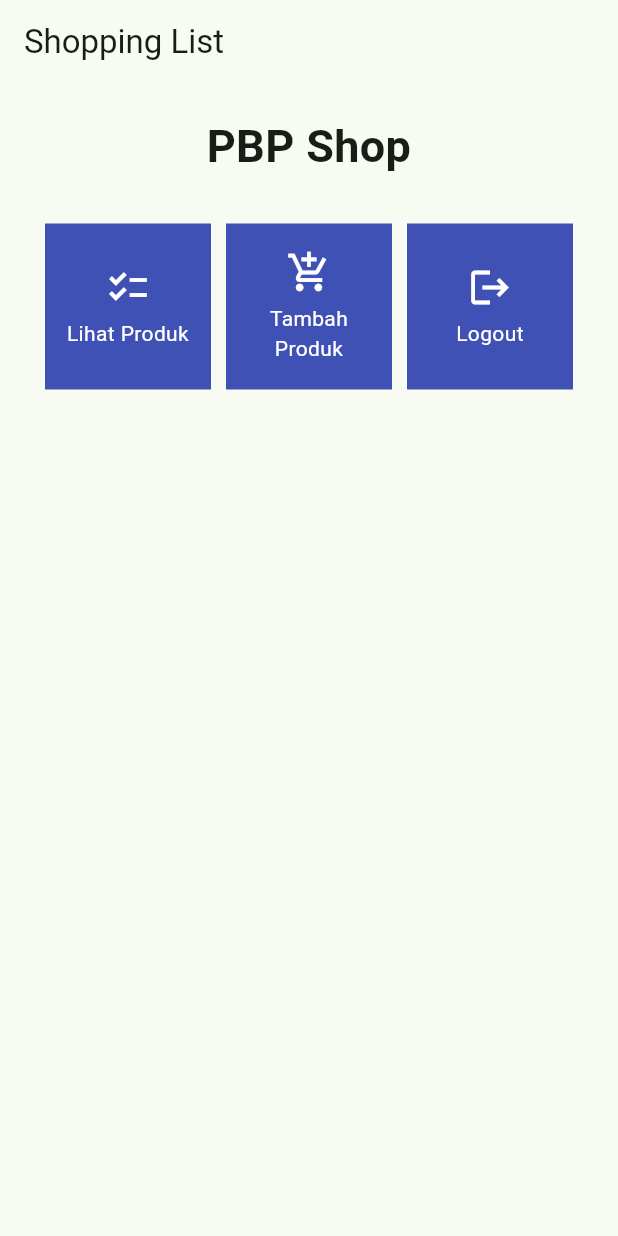
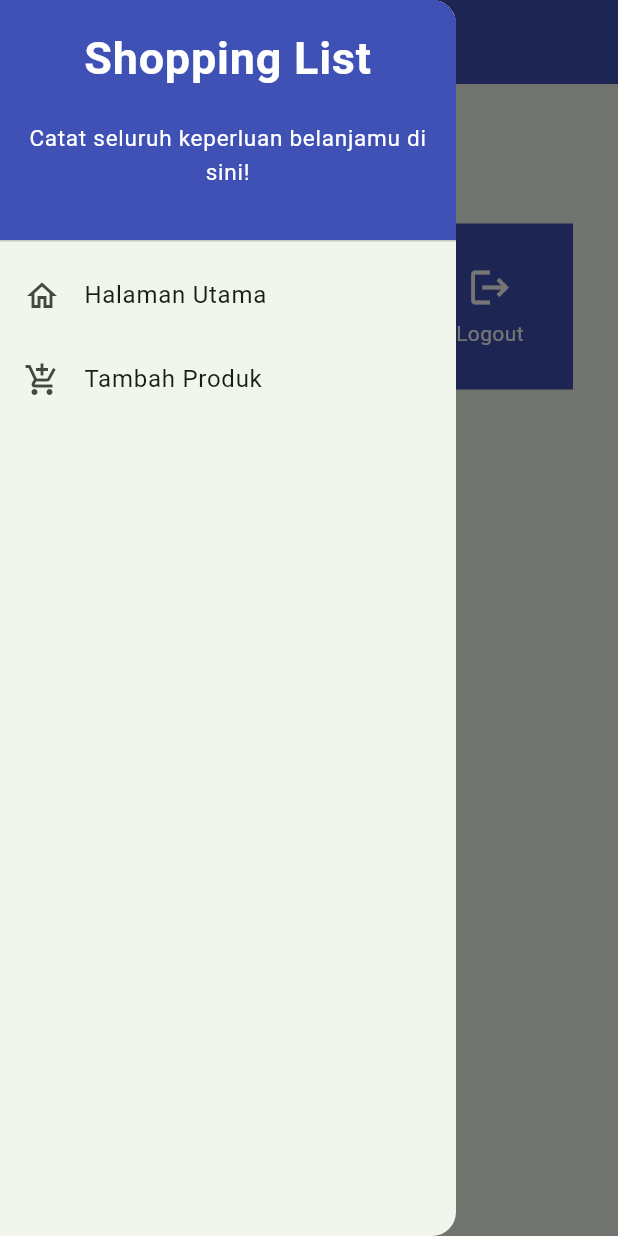
Before and after one commit to kkuratolodon/shopping-list-mobile, a Flutter app: the screen it shows after launch, with the side drawer open (before the commit the screen has no drawer), on a phone screen of 412 x 824 dp. Run offline on Flutter 3.47's test engine with Material 2 defaults, Android fonts, the phone set to English and light mode, and no system bars.

Commit message:
kelar tp2 sda

```diff
--- a/lib/main.dart
+++ b/lib/main.dart
@@ -1,5 +1,5 @@
 import 'package:flutter/material.dart';
-import 'package:shopping_list/menu.dart';
+import 'package:shopping_list/screens/menu.dart';
 
 void main() {
   runApp(const MyApp());
--- a/lib/menu.dart
+++ b/lib/screens/menu.dart
@@ -1,56 +1,6 @@
 import 'package:flutter/material.dart';
-
-class ShopItem {
-  final String name;
-  final IconData icon;
-
-  ShopItem(this.name, this.icon);
-}
-
-class ShopCard extends StatelessWidget {
-  final ShopItem item;
-
-  const ShopCard(this.item, {super.key}); // Constructor
-
-  @override
-  Widget build(BuildContext context) {
-    return Material(
-      color: Colors.indigo,
-      child: InkWell(
-        // Area responsive terhadap sentuhan
-        onTap: () {
-          // Memunculkan SnackBar ketika diklik
-          ScaffoldMessenger.of(context)
-            ..hideCurrentSnackBar()
-            ..showSnackBar(SnackBar(
-                content: Text("Kamu telah menekan tombol ${item.name}!")));
-        },
-        child: Container(
-          // Container untuk menyimpan Icon dan Text
-          padding: const EdgeInsets.all(8),
-          child: Center(
-            child: Column(
-              mainAxisAlignment: MainAxisAlignment.center,
-              children: [
-                Icon(
-                  item.icon,
-                  color: Colors.white,
-                  size: 30.0,
-                ),
-                const Padding(padding: EdgeInsets.all(3)),
-                Text(
-                  item.name,
-                  textAlign: TextAlign.center,
-                  style: const TextStyle(color: Colors.white),
-                ),
-              ],
-            ),
-          ),
-        ),
-      ),
-    );
-  }
-}
+import 'package:shopping_list/widgets/left_drawer.dart';
+import 'package:shopping_list/widgets/shop_card.dart';
 
 class MyHomePage extends StatelessWidget {
   MyHomePage({Key? key}) : super(key: key);
@@ -72,7 +22,11 @@ class MyHomePage extends StatelessWidget {
         title: const Text(
           'Shopping List',
         ),
+        backgroundColor: Colors.indigo,
+        foregroundColor: Colors.white,
       ),
+      // Masukkan drawer sebagai parameter nilai drawer dari widget Scaffold
+      drawer: const LeftDrawer(),
       body: SingleChildScrollView(
         // Widget wrapper yang dapat discroll
         child: Padding(
--- /dev/null
+++ b/lib/widgets/left_drawer.dart
@@ -0,0 +1,70 @@
+import 'package:flutter/material.dart';
+import 'package:shopping_list/screens/menu.dart';
+import 'package:shopping_list/screens/shoplist_form.dart';
+
+class LeftDrawer extends StatelessWidget {
+  const LeftDrawer({super.key});
+
+  @override
+  Widget build(BuildContext context) {
+    return Drawer(
+      child: ListView(
+        children: [
+          const DrawerHeader(
+            decoration: BoxDecoration(
+              color: Colors.indigo,
+            ),
+            child: Column(
+              children: [
+                Text(
+                  'Shopping List',
+                  textAlign: TextAlign.center,
+                  style: TextStyle(
+                    fontSize: 30,
+                    fontWeight: FontWeight.bold,
+                    color: Colors.white,
+                  ),
+                ),
+                Padding(padding: EdgeInsets.all(10)),
+                Text(
+                  "Catat seluruh keperluan belanjamu di sini!",
+                  textAlign: TextAlign.center,
+                  style: TextStyle(
+                    color: Colors.white,
+                    fontSize: 15,
+                    fontWeight: FontWeight.normal,
+                  ),
+                ),
+              ],
+            ),
+          ),
+          // Bagian routing
+          ListTile(
+            leading: const Icon(Icons.home_outlined),
+            title: const Text('Halaman Utama'),
+            // Bagian redirection ke MyHomePage
+            onTap: () {
+              Navigator.pushReplacement(
+                  context,
+                  MaterialPageRoute(
+                    builder: (context) => MyHomePage(),
+                  ));
+            },
+          ),
+          ListTile(
+            leading: const Icon(Icons.add_shopping_cart),
+            title: const Text('Tambah Produk'),
+            // Bagian redirection ke ShopFormPage
+            onTap: () {
+              Navigator.push(
+                  context,
+                  MaterialPageRoute(
+                    builder: (context) => const ShopFormPage(),
+                  ));
+            },
+          ),
+        ],
+      ),
+    );
+  }
+}
--- /dev/null
+++ b/lib/widgets/shop_card.dart
@@ -0,0 +1,60 @@
+import 'package:flutter/material.dart';
+import 'package:shopping_list/screens/shoplist_form.dart';
+
+class ShopItem {
+  final String name;
+  final IconData icon;
+  ShopItem(this.name, this.icon);
+}
+
+class ShopCard extends StatelessWidget {
+  final ShopItem item;
+
+  const ShopCard(this.item, {super.key}); // Constructor
+
+  @override
+  Widget build(BuildContext context) {
+    return Material(
+      color: Colors.indigo,
+      child: InkWell(
+        // Area responsive terhadap sentuhan
+        onTap: () {
+          // Memunculkan SnackBar ketika diklik
+          ScaffoldMessenger.of(context)
+            ..hideCurrentSnackBar()
+            ..showSnackBar(SnackBar(
+                content: Text("Kamu telah menekan tombol ${item.name}!")));
+          if (item.name == "Tambah Produk") {
+            Navigator.push(
+                context,
+                MaterialPageRoute(
+                  builder: (context) => const ShopFormPage(),
+                ));
+          }
+        },
+        child: Container(
+          // Container untuk menyimpan Icon dan Text
+          padding: const EdgeInsets.all(8),
+          child: Center(
+            child: Column(
+              mainAxisAlignment: MainAxisAlignment.center,
+              children: [
+                Icon(
+                  item.icon,
+                  color: Colors.white,
+                  size: 30.0,
+                ),
+                const Padding(padding: EdgeInsets.all(3)),
+                Text(
+                  item.name,
+                  textAlign: TextAlign.center,
+                  style: const TextStyle(color: Colors.white),
+                ),
+              ],
+            ),
+          ),
+        ),
+      ),
+    );
+  }
+}
```
Also changed, not shown: lib/screens/shoplist_form.dart (added, +160 -0 lines).
